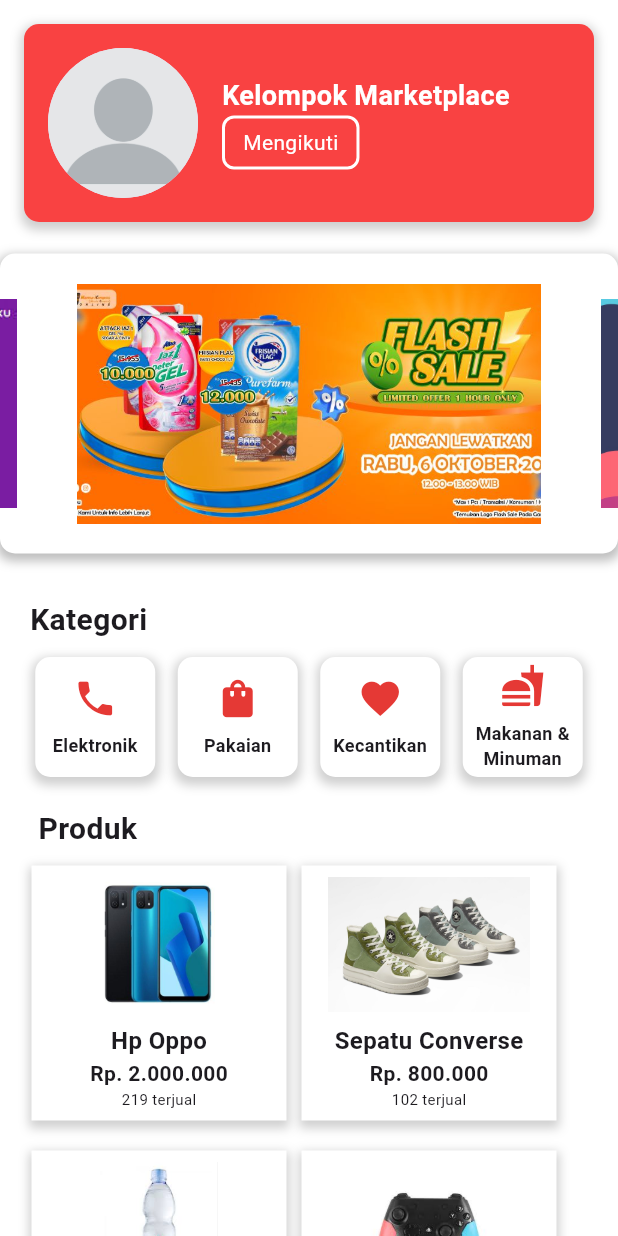
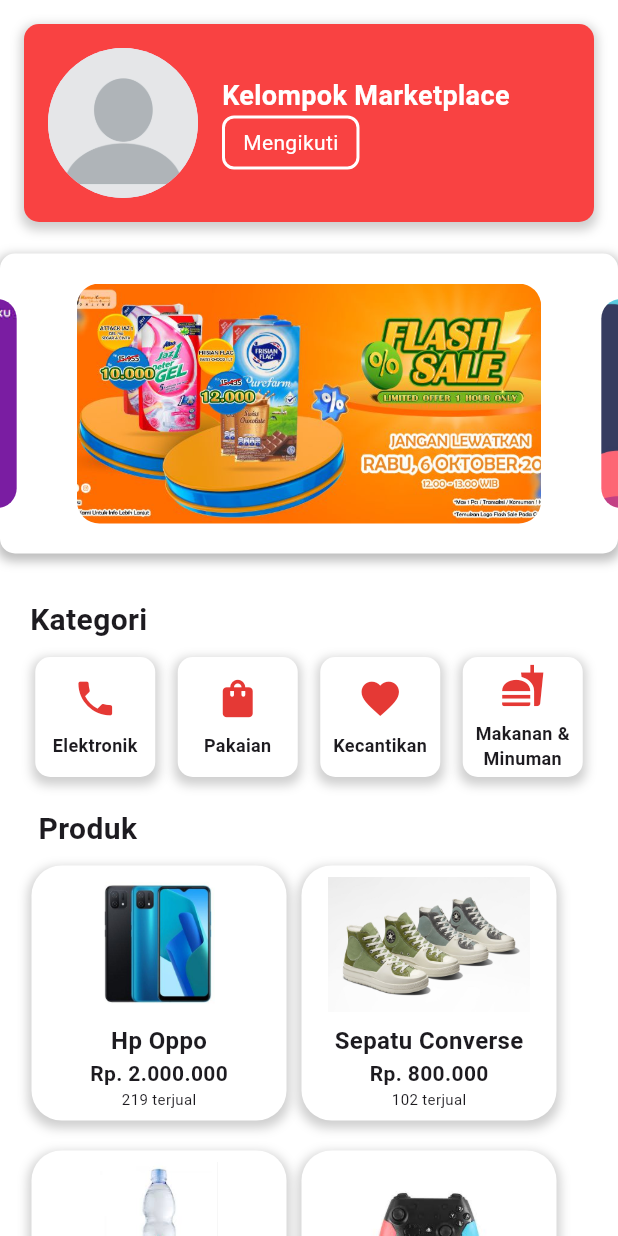
Before and after one commit to danielhartonohonoris/marketplaceuas, a Flutter app: the Home screen opened directly, on a phone screen of 412 x 824 dp. Run offline on Flutter 3.47's test engine with Material 3 defaults, Android fonts, the phone set to English and light mode, and no system bars; drawn by our look-alikes of carousel_slider; our stand-ins replace firebase_auth, firebase_core, get, google_nav_bar, velocity_x; accounts and stored records are empty; Roboto replaces fonts that are missing (Arial).

Commit message:
mengubah tampilan menjadi tidak tajam di home

```diff
--- a/lib/NavbarPage/home.dart
+++ b/lib/NavbarPage/home.dart
@@ -124,14 +124,16 @@
                       builder: (BuildContext context) {
                         return Container(
                           width: MediaQuery.of(context).size.width,
-                          margin: EdgeInsets.symmetric(
-                              horizontal: 10, vertical: 20),
+                          margin: EdgeInsets.symmetric(horizontal: 10, vertical: 20),
                           decoration: BoxDecoration(
-                            borderRadius: BorderRadius.circular(10.0),
+                            borderRadius: BorderRadius.circular(10),
                           ),
-                          child: Image.asset(
-                            assetPath,
-                            fit: BoxFit.cover,
+                          child: ClipRRect(
+                            borderRadius: BorderRadius.circular(15),
+                            child: Image.asset(
+                              assetPath,
+                              fit: BoxFit.cover,
+                            ),
                           ),
                         );
                       },
@@ -214,6 +216,7 @@
                           height: 170,
                           margin: const EdgeInsets.only(right: 10),
                           decoration: BoxDecoration(
+                            borderRadius: BorderRadius.circular(20),
                             color: Colors.white,
                             boxShadow: [
                               BoxShadow(
@@ -270,6 +273,7 @@
                           width: 170,
                           height: 170,
                           decoration: BoxDecoration(
+                            borderRadius: BorderRadius.circular(20),
                             color: Colors.white,
                             boxShadow: [
                               BoxShadow(
@@ -334,6 +338,7 @@
                           height: 170,
                           margin: const EdgeInsets.only(right: 10),
                           decoration: BoxDecoration(
+                            borderRadius: BorderRadius.circular(20),
                             color: Colors.white,
                             boxShadow: [
                               BoxShadow(
@@ -390,6 +395,7 @@
                           width: 170,
                           height: 170,
                           decoration: BoxDecoration(
+                            borderRadius: BorderRadius.circular(20),
                             color: Colors.white,
                             boxShadow: [
                               BoxShadow(
@@ -454,6 +460,7 @@
                           height: 170,
                           margin: const EdgeInsets.only(right: 10),
                           decoration: BoxDecoration(
+                            borderRadius: BorderRadius.circular(20),
                             color: Colors.white,
                             boxShadow: [
                               BoxShadow(
@@ -510,6 +517,7 @@
                           width: 170,
                           height: 170,
                           decoration: BoxDecoration(
+                            borderRadius: BorderRadius.circular(20),
                             color: Colors.white,
                             boxShadow: [
                               BoxShadow(
@@ -574,6 +582,7 @@
                           height: 170,
                           margin: const EdgeInsets.only(right: 10),
                           decoration: BoxDecoration(
+                            borderRadius: BorderRadius.circular(20),
                             color: Colors.white,
                             boxShadow: [
                               BoxShadow(
@@ -630,6 +639,7 @@
                           width: 170,
                           height: 170,
                           decoration: BoxDecoration(
+                            borderRadius: BorderRadius.circular(20),
                             color: Colors.white,
                             boxShadow: [
                               BoxShadow(
--- a/lib/NavbarPage/payment.dart
+++ b/lib/NavbarPage/payment.dart
@@ -90,10 +90,7 @@
                         actions: [
                           TextButton(
                             onPressed: () {
-                              Navigator.push(
-                                context,
-                                MaterialPageRoute(builder: (context) => Main()),
-                              );
+                              Navigator.of(context).pop();
                             },
                             child: Text('OK'),
                           ),
```
